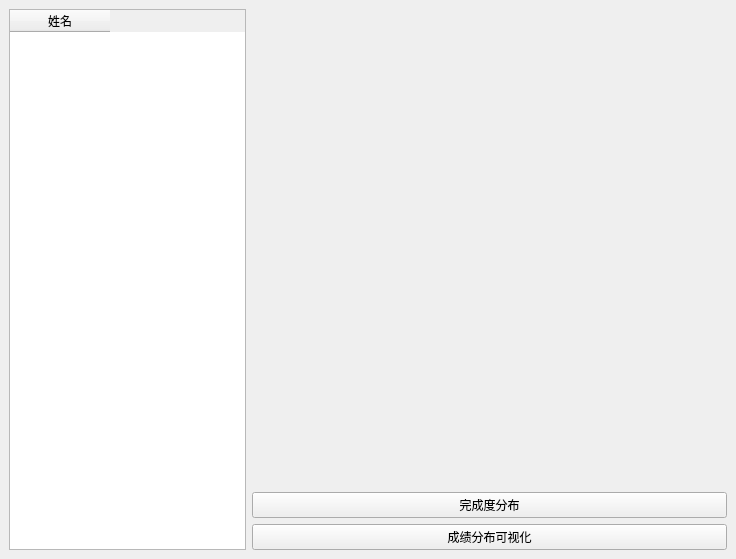
Above: ui/design/Grade.ui from Desmond121/CEESS before the change. Below: the same form after it.
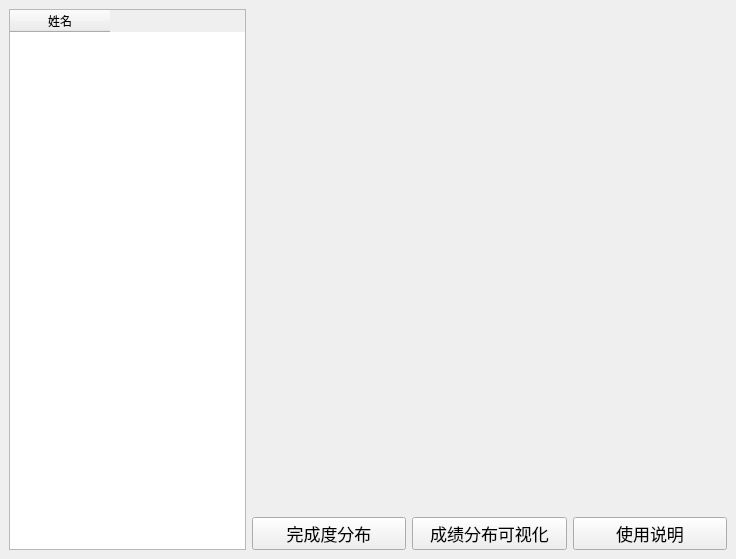
That is the form after the change.

Patch:
```diff
--- a/ui/design/Grade.ui
+++ b/ui/design/Grade.ui
@@ -41,7 +41,14 @@
          </widget>
         </item>
         <item>
+         <layout class="QHBoxLayout" name="horizontalLayout_4">
+          <item>
          <widget class="QPushButton" name="btnCompletion">
+            <property name="font">
+             <font>
+              <pointsize>13</pointsize>
+             </font>
+            </property>
           <property name="text">
            <string>完成度分布</string>
           </property>
@@ -49,10 +56,29 @@
         </item>
         <item>
          <widget class="QPushButton" name="btnGrade">
+            <property name="font">
+             <font>
+              <pointsize>13</pointsize>
+             </font>
+            </property>
           <property name="text">
            <string>成绩分布可视化</string>
           </property>
          </widget>
+          </item>
+          <item>
+           <widget class="QPushButton" name="btnHelp">
+            <property name="font">
+             <font>
+              <pointsize>13</pointsize>
+             </font>
+            </property>
+            <property name="text">
+             <string>使用说明</string>
+            </property>
+           </widget>
+          </item>
+         </layout>
         </item>
        </layout>
       </item>
```
Left out of the diff: 2 changed lines with no effect on the pictures. Lines whose indentation alone changed are shown as unchanged.
